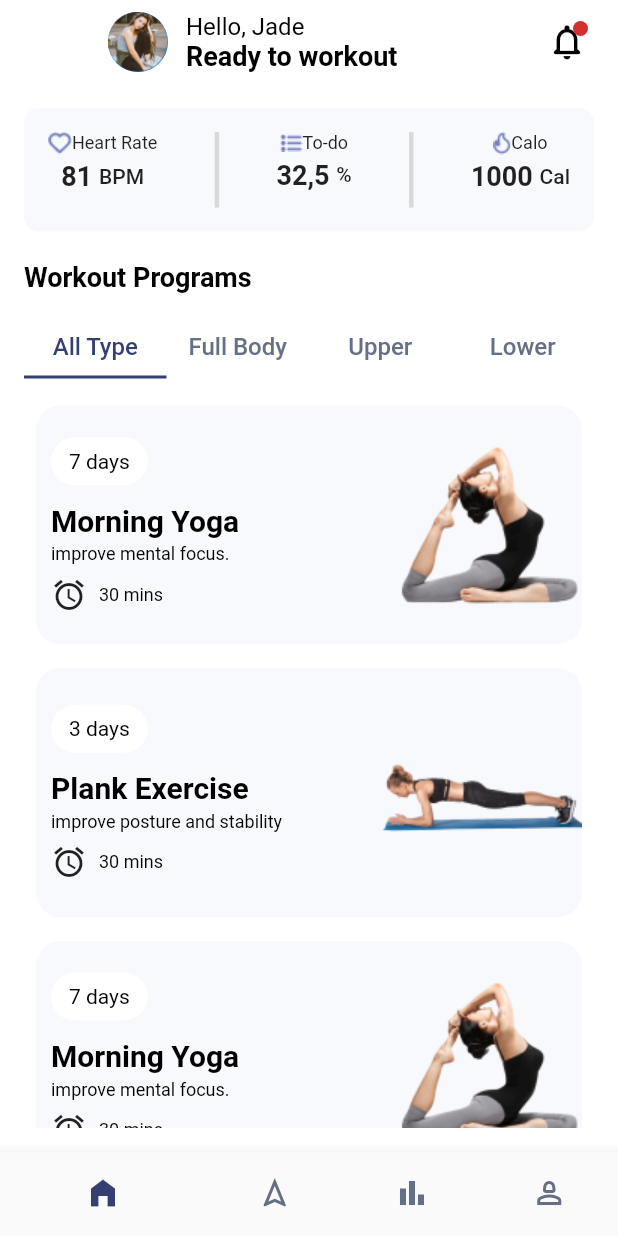
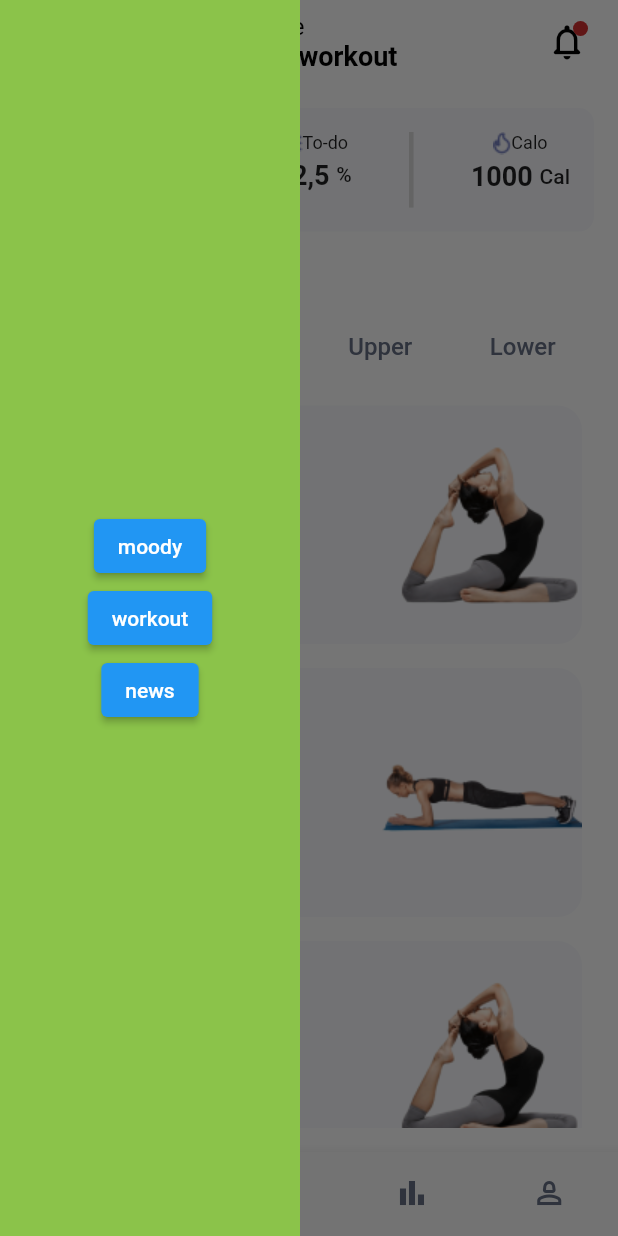
Before and after one commit to AhmedMohsen2492/screens_ui_quiz, a Flutter app: the WorkoutScreen screen opened by its route, with the side drawer open (before the commit the screen has no drawer), on a phone screen of 412 x 824 dp. Run offline on Flutter 3.47's test engine with Material 2 defaults, Android fonts, the phone set to English and light mode, and no system bars; our stand-ins replace smooth_page_indicator.

Commit message:
add drawer

```diff
--- a/lib/main.dart
+++ b/lib/main.dart
@@ -14,7 +14,7 @@ class MyApp extends StatelessWidget {
   Widget build(BuildContext context) {
     return MaterialApp(
       debugShowCheckedModeBanner: false,
-      initialRoute: NewsScreen.routeName,
+      initialRoute: MoodyScreen.routeName,
       routes: {
         MoodyScreen.routeName : (_) => const MoodyScreen(),
         WorkoutScreen.routeName : (_) => const WorkoutScreen(),
--- a/lib/ui/screens/workout/workout_screen.dart
+++ b/lib/ui/screens/workout/workout_screen.dart
@@ -1,4 +1,6 @@
 import 'package:flutter/material.dart';
+import 'package:quiz/ui/screens/Moody/moody_screen.dart';
+import 'package:quiz/ui/screens/news/news_screen.dart';
 import 'package:quiz/ui/screens/workout/tabs/account/workout_account_tab.dart';
 import 'package:quiz/ui/screens/workout/tabs/char/workout_char_tab.dart';
 import 'package:quiz/ui/screens/workout/tabs/home/workout_home_tab.dart';
@@ -33,6 +35,9 @@ class _WorkoutScreenState extends State<WorkoutScreen> {
       child: Scaffold(
         backgroundColor: AppColors.white,
         appBar: AppBar(
+          iconTheme: const IconThemeData(
+            color: Colors.black,
+          ),
           elevation: 0,
           backgroundColor: AppColors.white,
           title: Row(
@@ -84,6 +89,32 @@ class _WorkoutScreenState extends State<WorkoutScreen> {
         ),
         body: body[currentIndex],
         bottomNavigationBar: buildBottomNavBar(),
+        drawer: Container(
+          color: Colors.lightGreen,
+          width: 200,
+          child: Column(
+            mainAxisAlignment: MainAxisAlignment.center,
+            children: [
+              ElevatedButton(
+                onPressed: ()
+                {
+                  Navigator.pushReplacementNamed(context, MoodyScreen.routeName);
+                },
+                child: const Text("moody"),
+              ),
+              ElevatedButton(
+                onPressed: (){},
+                child: const Text("workout"),
+              ),
+              ElevatedButton(
+                onPressed: (){
+                  Navigator.pushReplacementNamed(context, NewsScreen.routeName);
+                },
+                child: const Text("news"),
+              ),
+            ],
+          ),
+        ),
       ),
     );
   }
```
Also changed, not shown: lib/ui/screens/Moody/moody_screen.dart (+30 -0 lines), lib/ui/screens/news/news_screen.dart (+31 -0 lines).
